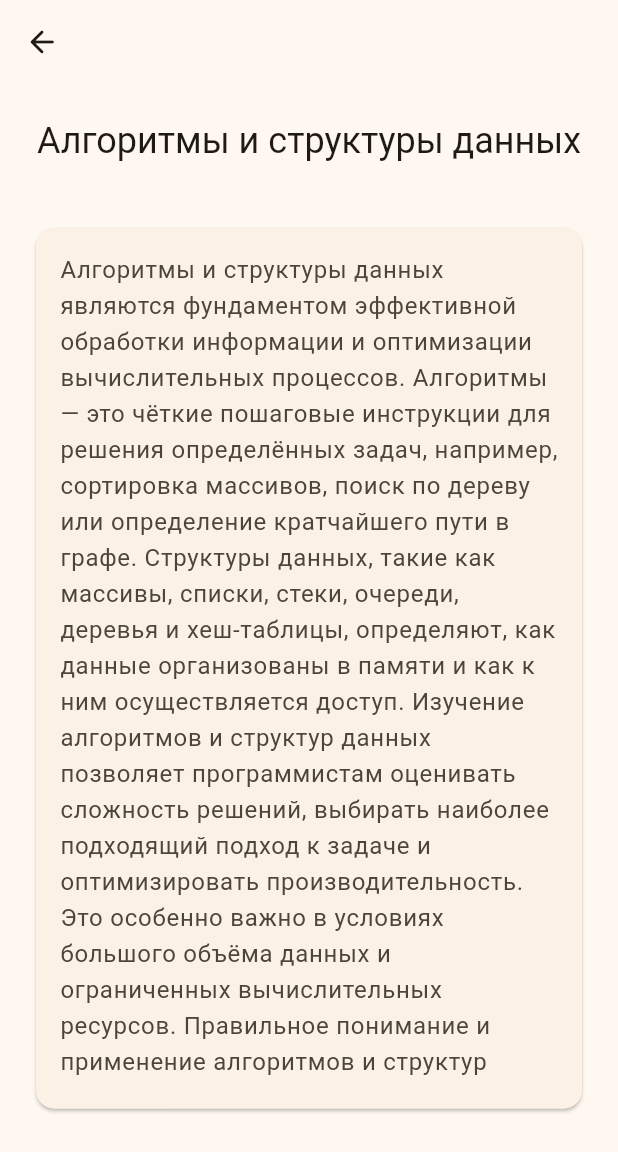
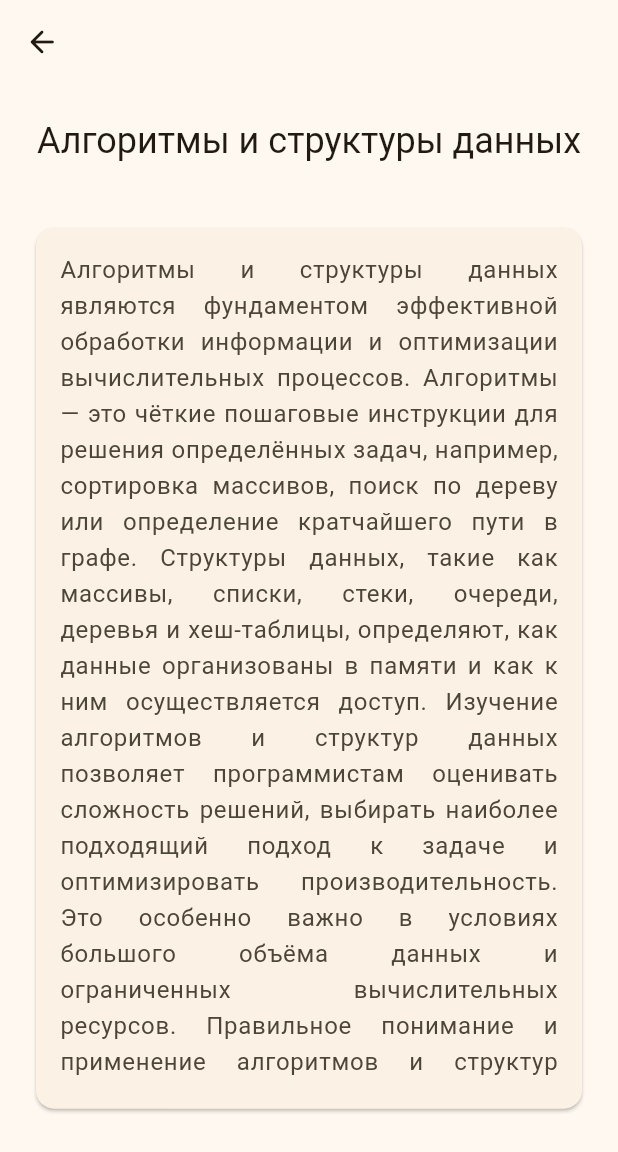
Before and after one commit to cocahonka/comfy-memo, a Flutter app: the screen it shows after launch, after a tap on the "generating tokens" icon, after a tap on "Алгоритмы и структуры данных", on a phone screen of 412 x 824 dp. Shown: the top 1152 px of the screen. Run offline on Flutter 3.47's test engine with Material 3 defaults, Android fonts, the phone set to English and light mode, and no system bars; drawn by our look-alikes of dynamic_color; our stand-ins replace freezed_annotation; generated files the repository leaves out were written again.

```diff
--- a/lib/view/repeat/repeat_screen.dart
+++ b/lib/view/repeat/repeat_screen.dart
@@ -158,11 +158,11 @@ class _RepeatScreenState extends State<RepeatScreen> {
                 duration: const Duration(milliseconds: 800),
                 curve: Curves.easeInOut,
                 onFlipped: (state) => _repeatController.answer(),
-                front: TermCardTermSide(
+                front: RepeatCard$Term(
                   aspectRatio: aspectRatio,
                   term: widget.flashcard.term,
                 ),
-                back: TermCardRateSide(
+                back: RepeatCard$Rate(
                   aspectRatio: aspectRatio,
                   term: widget.flashcard.definition,
                   // TODO: Select states
--- a/lib/view/repeat/term_card.dart
+++ b/lib/view/repeat/term_card.dart
@@ -2,8 +2,8 @@ import 'package:comfy_memo/domain/algorithm/entity/repeat_rating.dart';
 import 'package:comfy_memo/view/repeat/repeat_rating_selector.dart';
 import 'package:flutter/material.dart';
 
-class TermCard extends StatelessWidget {
-  const TermCard({
+class RepeatCard extends StatelessWidget {
+  const RepeatCard({
     required this.aspectRatio,
     required this.child,
     super.key,
@@ -30,8 +30,8 @@ class TermCard extends StatelessWidget {
   }
 }
 
-class TermCardTermSide extends StatelessWidget {
-  const TermCardTermSide({
+class RepeatCard$Term extends StatelessWidget {
+  const RepeatCard$Term({
     required this.aspectRatio,
     required this.term,
     super.key,
@@ -44,11 +44,12 @@ class TermCardTermSide extends StatelessWidget {
   Widget build(BuildContext context) {
     final theme = Theme.of(context);
 
-    return TermCard(
+    return RepeatCard(
       aspectRatio: aspectRatio,
       child: SingleChildScrollView(
         child: Text(
           term,
+          textAlign: TextAlign.justify,
           style: theme.textTheme.bodyLarge
               ?.copyWith(color: theme.colorScheme.onSurfaceVariant),
         ),
@@ -57,8 +58,8 @@ class TermCardTermSide extends StatelessWidget {
   }
 }
 
-class TermCardRateSide extends StatelessWidget {
-  const TermCardRateSide({
+class RepeatCard$Rate extends StatelessWidget {
+  const RepeatCard$Rate({
     required this.aspectRatio,
     required this.term,
     required this.onRatingChanged,
@@ -73,7 +74,7 @@ class TermCardRateSide extends StatelessWidget {
   Widget build(BuildContext context) {
     final theme = Theme.of(context);
 
-    return TermCard(
+    return RepeatCard(
       aspectRatio: aspectRatio,
       child: Column(
         mainAxisAlignment: MainAxisAlignment.start,
```
